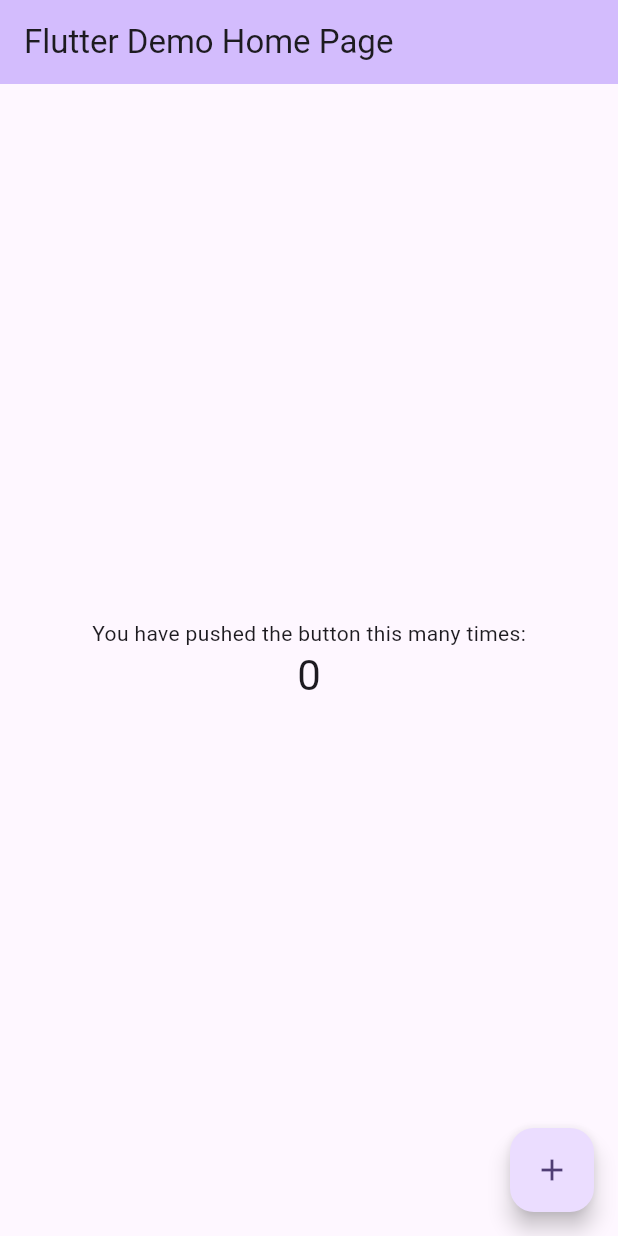
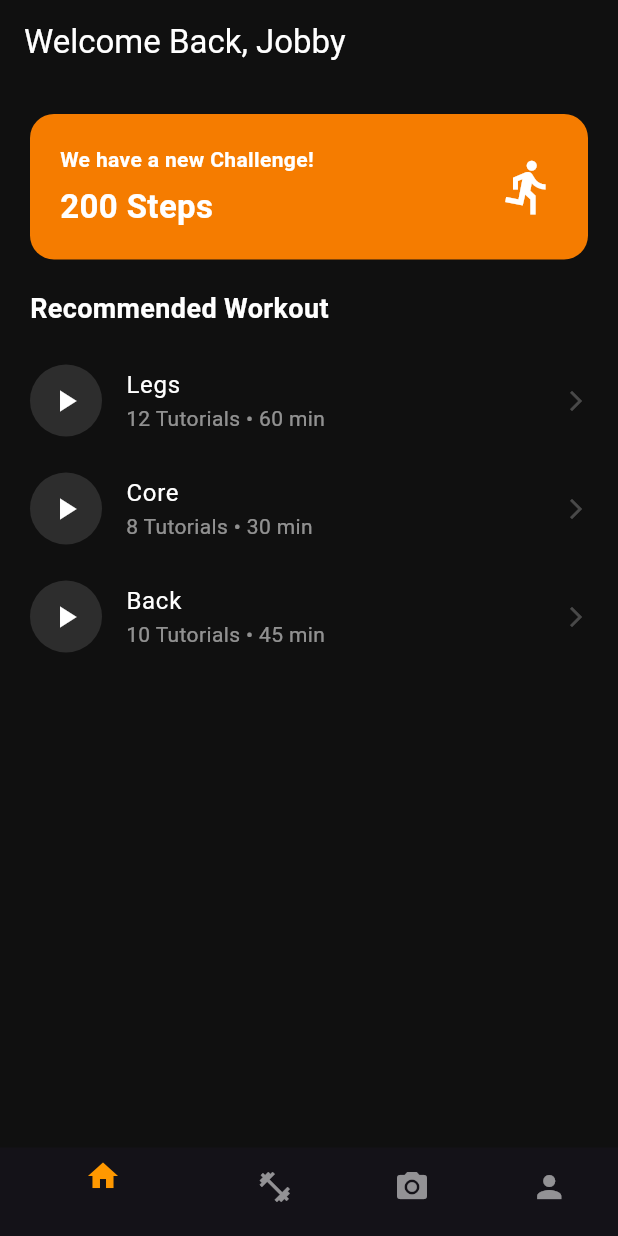
Before and after one commit to EvansSmith918/GYMRVT, a Flutter app: the screen it shows after launch, on a phone screen of 412 x 824 dp. Run offline on Flutter 3.47's test engine with Material 3 defaults, Android fonts, the phone set to English and light mode, and no system bars.

Commit message:
small Mock set up

```diff
--- a/lib/main.dart
+++ b/lib/main.dart
@@ -1,4 +1,5 @@
 import 'package:flutter/material.dart';
+import 'pages/home_page.dart';
 
 void main() {
   runApp(const MyApp());
@@ -7,116 +8,13 @@ void main() {
 class MyApp extends StatelessWidget {
   const MyApp({super.key});
 
-  // This widget is the root of your application.
   @override
   Widget build(BuildContext context) {
     return MaterialApp(
-      title: 'Flutter Demo',
-      theme: ThemeData(
-        // This is the theme of your application.
-        //
-        // TRY THIS: Try running your application with "flutter run". You'll see
-        // the application has a purple toolbar. Then, without quitting the app,
-        // try changing the seedColor in the colorScheme below to Colors.green
-        // and then invoke "hot reload" (save your changes or press the "hot
-        // reload" button in a Flutter-supported IDE, or press "r" if you used
-        // the command line to start the app).
-        //
-        // Notice that the counter didn't reset back to zero; the application
-        // state is not lost during the reload. To reset the state, use hot
-        // restart instead.
-        //
-        // This works for code too, not just values: Most code changes can be
-        // tested with just a hot reload.
-        colorScheme: ColorScheme.fromSeed(seedColor: Colors.deepPurple),
-      ),
-      home: const MyHomePage(title: 'Flutter Demo Home Page'),
+      title: 'GYMRVT',
+      debugShowCheckedModeBanner: false,
+      theme: ThemeData.dark(),
+      home: const HomePage(),
     );
   }
 }
-
-class MyHomePage extends StatefulWidget {
-  const MyHomePage({super.key, required this.title});
-
-  // This widget is the home page of your application. It is stateful, meaning
-  // that it has a State object (defined below) that contains fields that affect
-  // how it looks.
-
-  // This class is the configuration for the state. It holds the values (in this
-  // case the title) provided by the parent (in this case the App widget) and
-  // used by the build method of the State. Fields in a Widget subclass are
-  // always marked "final".
-
-  final String title;
-
-  @override
-  State<MyHomePage> createState() => _MyHomePageState();
-}
-
-class _MyHomePageState extends State<MyHomePage> {
-  int _counter = 0;
-
-  void _incrementCounter() {
-    setState(() {
-      // This call to setState tells the Flutter framework that something has
-      // changed in this State, which causes it to rerun the build method below
-      // so that the display can reflect the updated values. If we changed
-      // _counter without calling setState(), then the build method would not be
-      // called again, and so nothing would appear to happen.
-      _counter++;
-    });
-  }
-
-  @override
-  Widget build(BuildContext context) {
-    // This method is rerun every time setState is called, for instance as done
-    // by the _incrementCounter method above.
-    //
-    // The Flutter framework has been optimized to make rerunning build methods
-    // fast, so that you can just rebuild anything that needs updating rather
-    // than having to individually change instances of widgets.
-    return Scaffold(
-      appBar: AppBar(
-        // TRY THIS: Try changing the color here to a specific color (to
-        // Colors.amber, perhaps?) and trigger a hot reload to see the AppBar
-        // change color while the other colors stay the same.
-        backgroundColor: Theme.of(context).colorScheme.inversePrimary,
-        // Here we take the value from the MyHomePage object that was created by
-        // the App.build method, and use it to set our appbar title.
-        title: Text(widget.title),
-      ),
-      body: Center(
-        // Center is a layout widget. It takes a single child and positions it
-        // in the middle of the parent.
-        child: Column(
-          // Column is also a layout widget. It takes a list of children and
-          // arranges them vertically. By default, it sizes itself to fit its
-          // children horizontally, and tries to be as tall as its parent.
-          //
-          // Column has various properties to control how it sizes itself and
-          // how it positions its children. Here we use mainAxisAlignment to
-          // center the children vertically; the main axis here is the vertical
-          // axis because Columns are vertical (the cross axis would be
-          // horizontal).
-          //
-          // TRY THIS: Invoke "debug painting" (choose the "Toggle Debug Paint"
-          // action in the IDE, or press "p" in the console), to see the
-          // wireframe for each widget.
-          mainAxisAlignment: MainAxisAlignment.center,
-          children: <Widget>[
-            const Text('You have pushed the button this many times:'),
-            Text(
-              '$_counter',
-              style: Theme.of(context).textTheme.headlineMedium,
-            ),
-          ],
-        ),
-      ),
-      floatingActionButton: FloatingActionButton(
-        onPressed: _incrementCounter,
-        tooltip: 'Increment',
-        child: const Icon(Icons.add),
-      ), // This trailing comma makes auto-formatting nicer for build methods.
-    );
-  }
-}
--- /dev/null
+++ b/lib/pages/home_page.dart
@@ -0,0 +1,90 @@
+import 'package:flutter/material.dart';
+
+class HomePage extends StatelessWidget {
+  const HomePage({super.key});
+
+  @override
+  Widget build(BuildContext context) {
+    return Scaffold(
+      backgroundColor: const Color(0xFF101010),
+      appBar: AppBar(
+        backgroundColor: const Color.fromARGB(0, 121, 6, 6),
+        elevation: 0,
+        title: const Text('Welcome Back, Jobby', style: TextStyle(color: Colors.white)),
+      ),
+      body: Padding(
+        padding: const EdgeInsets.all(20),
+        child: Column(
+          crossAxisAlignment: CrossAxisAlignment.start,
+          children: [
+            _ChallengeCard(),
+            const SizedBox(height: 20),
+            const Text('Recommended Workout', style: TextStyle(color: Colors.white, fontSize: 18, fontWeight: FontWeight.bold)),
+            const SizedBox(height: 12),
+            _WorkoutTile(title: "Legs", subtitle: "12 Tutorials • 60 min"),
+            _WorkoutTile(title: "Core", subtitle: "8 Tutorials • 30 min"),
+            _WorkoutTile(title: "Back", subtitle: "10 Tutorials • 45 min"),
+          ],
+        ),
+      ),
+      bottomNavigationBar: BottomNavigationBar(
+        backgroundColor: const Color(0xFF101010),
+        selectedItemColor: Colors.orange,
+        unselectedItemColor: Colors.white54,
+        items: const [
+          BottomNavigationBarItem(icon: Icon(Icons.home), label: ''),
+          BottomNavigationBarItem(icon: Icon(Icons.fitness_center), label: ''),
+          BottomNavigationBarItem(icon: Icon(Icons.camera_alt), label: ''),
+          BottomNavigationBarItem(icon: Icon(Icons.person), label: ''),
+        ],
+      ),
+    );
+  }
+}
+
+class _ChallengeCard extends StatelessWidget {
+  @override
+  Widget build(BuildContext context) {
+    return Container(
+      decoration: BoxDecoration(
+        color: Colors.orange[700],
+        borderRadius: BorderRadius.circular(16),
+      ),
+      padding: const EdgeInsets.all(20),
+      child: Row(
+        mainAxisAlignment: MainAxisAlignment.spaceBetween,
+        children: const [
+          Column(
+            crossAxisAlignment: CrossAxisAlignment.start,
+            children: [
+              Text("We have a new Challenge!", style: TextStyle(color: Colors.white, fontWeight: FontWeight.bold)),
+              SizedBox(height: 6),
+              Text("200 Steps", style: TextStyle(color: Colors.white, fontSize: 22, fontWeight: FontWeight.bold)),
+            ],
+          ),
+          Icon(Icons.directions_run, color: Colors.white, size: 40),
+        ],
+      ),
+    );
+  }
+}
+
+class _WorkoutTile extends StatelessWidget {
+  final String title, subtitle;
+  const _WorkoutTile({required this.title, required this.subtitle});
+
+  @override
+  Widget build(BuildContext context) {
+    return ListTile(
+      contentPadding: const EdgeInsets.symmetric(horizontal: 0),
+      leading: const CircleAvatar(
+        radius: 24,
+        backgroundColor: Colors.white12,
+        child: Icon(Icons.play_arrow, color: Colors.white),
+      ),
+      title: Text(title, style: const TextStyle(color: Colors.white)),
+      subtitle: Text(subtitle, style: const TextStyle(color: Colors.white54)),
+      trailing: const Icon(Icons.arrow_forward_ios, color: Colors.white24, size: 16),
+    );
+  }
+}
```
Also changed, not shown: lib/pages/history_page.dart (added), lib/pages/workout_page.dart (added), lib/services/pose_tracker.dart (added), lib/services/rep_counter.dart (added), lib/utils/lift_chart.dart (added).
